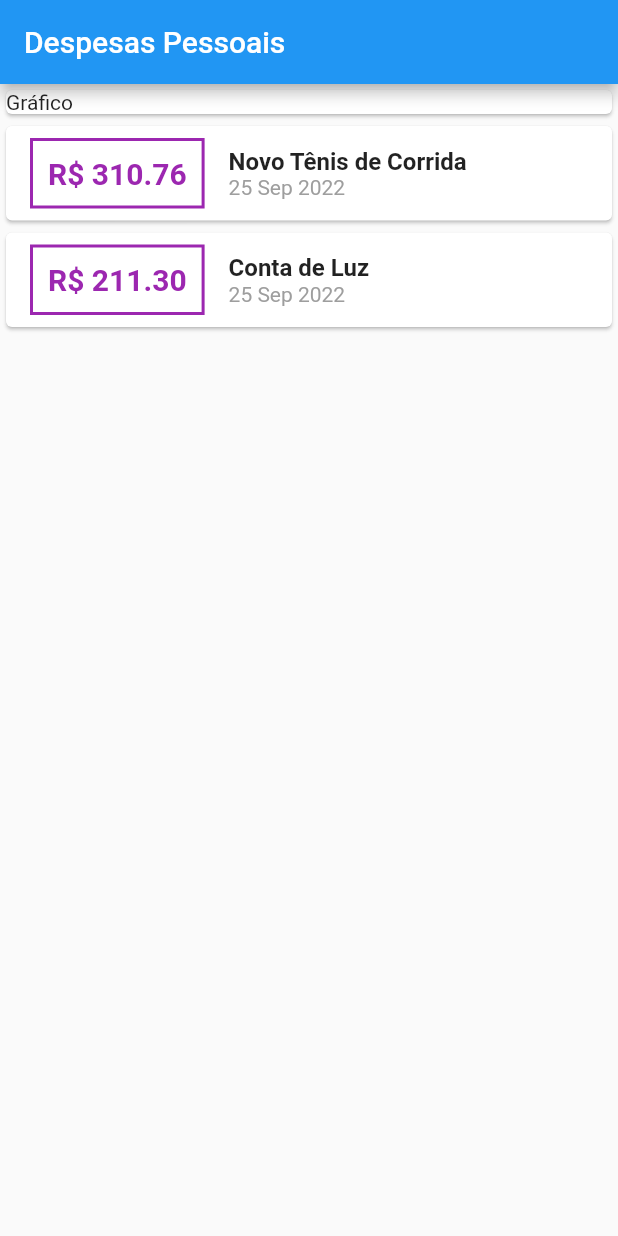
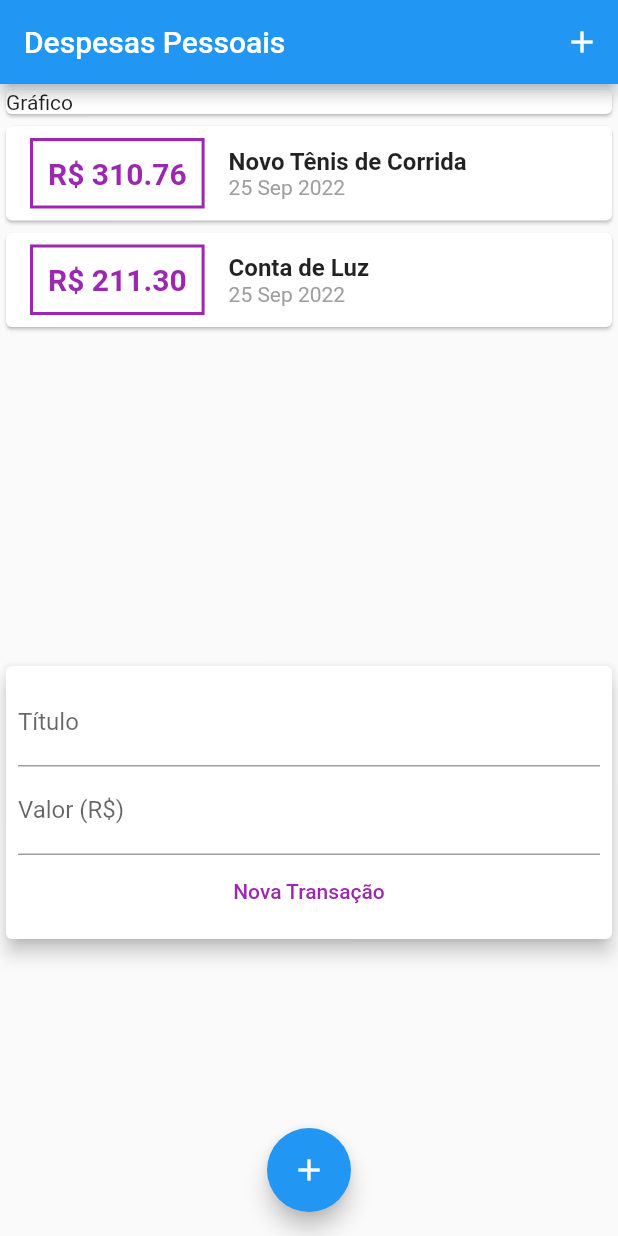
Before and after one commit to AntonioMarcosRosa/cod3r_course-expenses_app, a Flutter app: the screen it shows after launch, on a phone screen of 412 x 824 dp. Run offline on Flutter 3.47's test engine with Material 2 defaults, Android fonts, the phone set to English and light mode, and no system bars.

Commit message:
feat - Doing a modal to add new transactions

```diff
--- /dev/null
+++ b/lib/components/transaction_form.dart
@@ -0,0 +1,59 @@
+import 'package:flutter/material.dart';
+
+class TransactionForm extends StatelessWidget {
+  final titleController = TextEditingController();
+  final valueController = TextEditingController();
+  final void Function(String, double) onSubmit;
+
+  TransactionForm(this.onSubmit, {super.key});
+
+  _submitForm() {
+    final title = titleController.text;
+    final value = double.tryParse(valueController.text) ?? 0.0;
+
+    if (title.isEmpty || value <= 0) {
+      return;
+    }
+
+    onSubmit(title, value);
+  }
+
+  @override
+  Widget build(BuildContext context) {
+    return Card(
+      elevation: 5,
+      child: Padding(
+        padding: const EdgeInsets.all(8.0),
+        child: Column(children: [
+          TextField(
+            controller: titleController,
+            onSubmitted: (_) => _submitForm(),
+            decoration: const InputDecoration(
+              labelText: 'Título',
+            ),
+          ),
+          TextField(
+            controller: valueController,
+            keyboardType: TextInputType.number,
+            onSubmitted: (_) => _submitForm(),
+            decoration: const InputDecoration(labelText: 'Valor (R\$)'),
+          ),
+          Row(
+            mainAxisAlignment: MainAxisAlignment.center,
+            children: [
+              TextButton(
+                onPressed: _submitForm,
+                child: const Text(
+                  'Nova Transação',
+                  style: TextStyle(
+                    color: Colors.purple,
+                  ),
+                ),
+              ),
+            ],
+          )
+        ]),
+      ),
+    );
+  }
+}
--- /dev/null
+++ b/lib/components/transaction_list.dart
@@ -0,0 +1,64 @@
+import 'package:flutter/material.dart';
+import '../models/transaction.dart';
+import 'package:intl/intl.dart';
+
+class TransactionList extends StatelessWidget {
+  final List<Transaction> transactions;
+
+  const TransactionList(this.transactions, {super.key});
+
+  @override
+  Widget build(BuildContext context) {
+    return SizedBox(
+      height: 360,
+      child: ListView.builder(
+        itemCount: transactions.length,
+        itemBuilder: (ctx, index) {
+          final transaction = transactions[index];
+          return Card(
+            child: Row( children: [
+              Container(
+                margin: const EdgeInsets.symmetric(
+                  horizontal: 16,
+                  vertical: 8,
+                ),
+                decoration: BoxDecoration(
+                    border: Border.all(
+                  color: Colors.purple,
+                  width: 2,
+                )),
+                padding: const EdgeInsets.all(10),
+                child: Text(
+                  'R\$ ${transaction.value?.toStringAsFixed(2)}',
+                  style: const TextStyle(
+                    fontWeight: FontWeight.bold,
+                    fontSize: 20,
+                    color: Colors.purple,
+                  ),
+                ),
+              ),
+              Column(
+                crossAxisAlignment: CrossAxisAlignment.start,
+                children: [
+                  Text(
+                    transaction.title.toString(),
+                    style: const TextStyle(
+                      fontWeight: FontWeight.bold,
+                      fontSize: 16,
+                    ),
+                  ),
+                  Text(
+                    DateFormat('d MMM y').format(transaction.date),
+                    style: const TextStyle(
+                      color: Colors.grey,
+                    ),
+                  )
+                ],
+              ),
+            ]),
+          );
+        },
+      ),
+    );
+  }
+}
--- a/lib/main.dart
+++ b/lib/main.dart
@@ -1,6 +1,8 @@
-import 'package:expenses/models/transaction.dart';
 import 'package:flutter/material.dart';
-import 'package:intl/intl.dart';
+import 'models/transaction.dart';
+import 'dart:math';
+import 'components/transaction_form.dart';
+import 'components/transaction_list.dart';
 
 main() => runApp(const ExpensesApp());
 
@@ -9,12 +11,21 @@ class ExpensesApp extends StatelessWidget {
 
   @override
   Widget build(BuildContext context) {
-    return MaterialApp(home: MyHomePage());
+    return const MaterialApp(
+      home: MyHomePage(),
+    );
   }
 }
 
-class MyHomePage extends StatelessWidget {
-  final _transaction = [
+class MyHomePage extends StatefulWidget {
+  const MyHomePage({super.key});
+
+  @override
+  State<MyHomePage> createState() => _MyHomePageState();
+}
+
+class _MyHomePageState extends State<MyHomePage> {
+  final _transactions = [
     Transaction(
       id: 't1',
       title: 'Novo Tênis de Corrida',
@@ -26,20 +37,44 @@ class MyHomePage extends StatelessWidget {
       title: 'Conta de Luz',
       value: 211.30,
       date: DateTime.now(),
-    )
+    ),
   ];
+  _openTransactionFormModal(BuildContext context) {
+    showModalBottomSheet(
+      context: context,
+      builder: (_) {
+        return TransactionForm(_addTransaction);
+      },
+    );
+  }
 
-  MyHomePage({super.key});
+  _addTransaction(String title, double value) {
+    final newTrasaction = Transaction(
+      id: Random().nextDouble().toString(),
+      title: title,
+      value: value,
+      date: DateTime.now(),
+    );
+
+    setState(() {
+      _transactions.add(newTrasaction);
+    });
+  }
 
   @override
   Widget build(BuildContext context) {
     return Scaffold(
       appBar: AppBar(
         title: const Text('Despesas Pessoais'),
+        actions: [
+          IconButton(
+            onPressed: () => _openTransactionFormModal(context),
+            icon: const Icon(Icons.add),
+          )
+        ],
       ),
-      body: Column(
-        crossAxisAlignment: CrossAxisAlignment.center,
-        mainAxisAlignment: MainAxisAlignment.start,
+      body: SingleChildScrollView(
+        child: Column(
           children: <Widget>[
             const SizedBox(
               width: double.infinity,
@@ -47,54 +82,18 @@ class MyHomePage extends StatelessWidget {
                 child: Text('Gráfico'),
               ),
             ),
-          Column(
-            children: _transaction
-                .map((transaction) => Card(
-                      child: Row(children: [
-                        Container(
-                          margin: const EdgeInsets.symmetric(
-                            horizontal: 16,
-                            vertical: 8,
-                          ),
-                          decoration: BoxDecoration(
-                              border: Border.all(
-                            color: Colors.purple,
-                            width: 2,
-                          )),
-                          padding: const EdgeInsets.all(10),
-                          child: Text(
-                            'R\$ ${transaction.value?.toStringAsFixed(2)}',
-                            style: const TextStyle(
-                              fontWeight: FontWeight.bold,
-                              fontSize: 20,
-                              color: Colors.purple,
+            Column(children: [
+              TransactionList(_transactions),
+              TransactionForm(_addTransaction),
+            ]),
+          ],
         ),
       ),
+      floatingActionButton: FloatingActionButton(
+        onPressed: () => _openTransactionFormModal(context),
+        child: const Icon(Icons.add),
       ),
-                        Column(
-                          crossAxisAlignment: CrossAxisAlignment.start,
-                          children: [
-                            Text(
-                              transaction.title.toString(),
-                              style: const TextStyle(
-                                fontWeight: FontWeight.bold,
-                                fontSize: 16,
-                              ),
-                            ),
-                            Text(
-                              DateFormat('d MMM y').format(transaction.date),
-                              style: const TextStyle(
-                                color: Colors.grey,
-                              ),
-                            )
-                          ],
-                        ),
-                      ]),
-                    ))
-                .toList(),
-          )
-        ],
-      ),
+      floatingActionButtonLocation: FloatingActionButtonLocation.centerFloat,
     );
   }
 }
```
Lines whose indentation alone changed are shown as unchanged.
